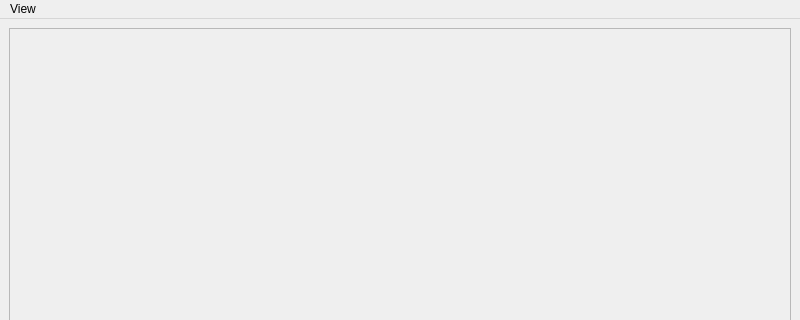
Old version of the form MainWindow.ui in the repository eteters/Vis-Computing-Incremental-Line-Drawing; both pictures show x 0 to 800 and y 0 to 320 of the 800 by 600 pixel window.
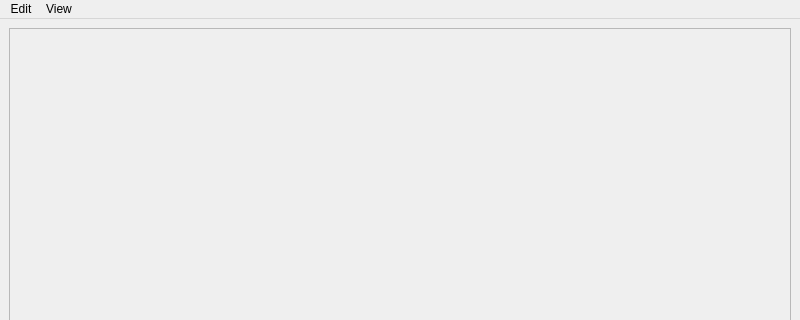
New version of the form. Custom widgets are drawn as their Qt base class.

The edit to the form file:
```diff
--- a/MainWindow.ui
+++ b/MainWindow.ui
@@ -60,6 +60,13 @@
     <addaction name="actionZoom_In"/>
     <addaction name="actionZoom_Out"/>
    </widget>
+   <widget class="QMenu" name="menuEdit">
+    <property name="title">
+     <string>Edit</string>
+    </property>
+    <addaction name="actionDraw_Line"/>
+   </widget>
+   <addaction name="menuEdit"/>
    <addaction name="menuView"/>
   </widget>
   <widget class="QStatusBar" name="statusbar"/>
```
Left out of the diff: 5 changed lines with no effect on the pictures.
